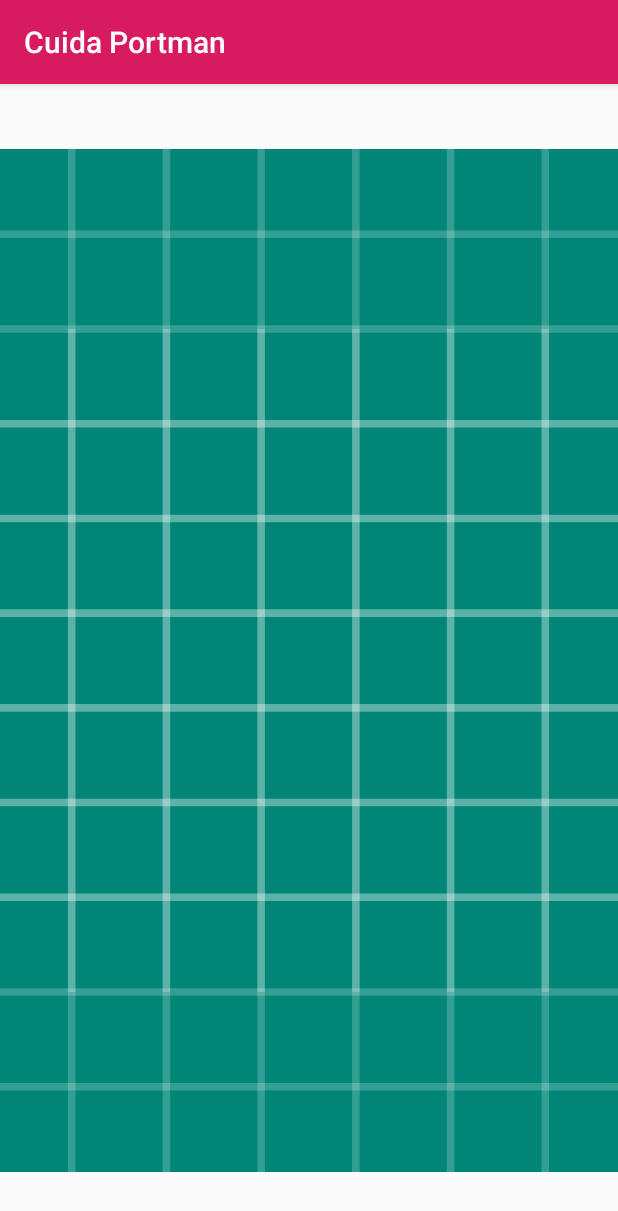
After one commit to ruffneckhk/CuidaPortman, an Android app: the FullImageActivity screen opened directly, with no data from a screen before it, on a phone screen of 412 x 824 dp. The commit adds this screen. Shown: the top 1211 px of the screen. Run offline under Robolectric (Android 15) with nearby library versions, the phone set to English and light mode, and no system bars; our stand-ins replace Picasso.

Commit message:
Volver a la activity de imagenes tras 3 segundos

```diff
--- a/app/src/main/AndroidManifest.xml
+++ b/app/src/main/AndroidManifest.xml
@@ -17,6 +17,7 @@
         android:supportsRtl="true"
         android:theme="@style/AppTheme"
         tools:ignore="GoogleAppIndexingWarning">
+        <activity android:name=".FullImageActivity"></activity>
         <activity android:name=".UploadActivity" />
         <activity android:name=".ResetPasswordActivity" />
         <activity android:name=".LoginActivity" />
--- /dev/null
+++ b/app/src/main/java/com/jorgejag/cuidaportman/FullImageActivity.java
@@ -0,0 +1,29 @@
+package com.jorgejag.cuidaportman;
+
+import androidx.appcompat.app.AppCompatActivity;
+
+import android.content.Intent;
+import android.os.Bundle;
+import android.widget.ImageView;
+
+import com.squareup.picasso.Picasso;
+
+public class FullImageActivity extends AppCompatActivity {
+
+    private ImageView fullImage;
+
+    @Override
+    protected void onCreate(Bundle savedInstanceState) {
+        super.onCreate(savedInstanceState);
+        setContentView(R.layout.activity_full_image);
+
+        fullImage = findViewById(R.id.fullImage);
+
+        Intent i = getIntent();
+        String url = i.getStringExtra("fullImage");
+
+        Picasso.get().load(url).centerCrop().placeholder(R.drawable.ic_launcher_background).into(fullImage);
+
+
+    }
+}
--- a/app/src/main/java/com/jorgejag/cuidaportman/ImageAdapter.java
+++ b/app/src/main/java/com/jorgejag/cuidaportman/ImageAdapter.java
@@ -1,6 +1,8 @@
 package com.jorgejag.cuidaportman;
 
 import android.content.Context;
+import android.content.Intent;
+import android.os.Parcelable;
 import android.view.LayoutInflater;
 import android.view.View;
 import android.view.ViewGroup;
@@ -58,7 +60,7 @@ public class ImageAdapter extends RecyclerView.Adapter <ImageAdapter.ImageViewHo
                 @Override
                 public void onClick(View v) {
                     //Hay que anadir ver la imagen en grande
-                    System.out.println("Imagen pulsada");
+                    Toast.makeText(v.getContext(), "Imagen pulsada", Toast.LENGTH_SHORT).show();
                 }
             });
         }
--- a/app/src/main/java/com/jorgejag/cuidaportman/UploadActivity.java
+++ b/app/src/main/java/com/jorgejag/cuidaportman/UploadActivity.java
@@ -77,7 +77,7 @@ public class UploadActivity extends AppCompatActivity {
         imgBtnCapture.setOnClickListener(new View.OnClickListener() {
             @Override
             public void onClick(View v) {
-                //Pedir permisos para usar la camera al usuario
+                //Pedir permisos para usar la camara al usuario
                 askCameraPermissions();
                 //Toast.makeText(ImagesActivity.this, "El boton camara ha sido utilizado", Toast.LENGTH_SHORT).show();
             }
@@ -90,6 +90,15 @@ public class UploadActivity extends AppCompatActivity {
                     Toast.makeText(UploadActivity.this, "Subida en progreso", Toast.LENGTH_SHORT).show();
                 } else {
                     uploadFile();
+                    Handler handler = new Handler();
+                    handler.postDelayed(new Runnable() {
+                        @Override
+                        public void run() {
+                            startActivity(new Intent(UploadActivity.this, ImagesActivity.class));
+                            finish();
+                        }
+                    }, 3000);
+
                 }
             }
         });
@@ -187,19 +196,11 @@ public class UploadActivity extends AppCompatActivity {
                         }
                     }, 500);
                     Toast.makeText(UploadActivity.this, "Subida completada", Toast.LENGTH_SHORT).show();
-                    /*Upload upload = new Upload(editTextComent.getText().toString().trim() + " RESOLUCION PENDIENTE",
-                            taskSnapshot.getStorage().getDownloadUrl().toString());
 
-                    //Crea un id unico
-                    String uploadId = database.push().getKey();
-                    database.child(uploadId).setValue(upload);
-
-                    */
                     Task<Uri> urlTask = taskSnapshot.getStorage().getDownloadUrl();
                     while (!urlTask.isSuccessful()) ;
                     Uri downloadUrl = urlTask.getResult();
 
-                    //Log.d(TAG, "onSuccess: firebase download url: " + downloadUrl.toString());
                     Upload upload = new Upload(editTextComent.getText().toString().trim() + " RESOLUCION PENDIENTE", downloadUrl.toString());
 
                     String uploadId = database.push().getKey();
--- /dev/null
+++ b/app/src/main/res/layout/activity_full_image.xml
@@ -0,0 +1,19 @@
+<?xml version="1.0" encoding="utf-8"?>
+<androidx.constraintlayout.widget.ConstraintLayout xmlns:android="http://schemas.android.com/apk/res/android"
+    xmlns:app="http://schemas.android.com/apk/res-auto"
+    xmlns:tools="http://schemas.android.com/tools"
+    android:layout_width="match_parent"
+    android:layout_height="match_parent"
+    tools:context=".FullImageActivity">
+
+    <ImageView
+        android:id="@+id/fullImage"
+        android:layout_width="412dp"
+        android:layout_height="682dp"
+        android:contentDescription="@string/full_image"
+        app:layout_constraintBottom_toBottomOf="parent"
+        app:layout_constraintEnd_toEndOf="parent"
+        app:layout_constraintStart_toStartOf="parent"
+        app:layout_constraintTop_toTopOf="parent"
+        app:srcCompat="@drawable/ic_launcher_background" />
+</androidx.constraintlayout.widget.ConstraintLayout>
--- a/app/src/main/res/values/strings.xml
+++ b/app/src/main/res/values/strings.xml
@@ -21,4 +21,5 @@
     <string name="realiza_una_foto">Realiza una foto</string>
     <string name="enviar_incidencia">Enviar Incidencia</string>
     <string name="fotocapturada">Foto Capturada</string>
+    <string name="full_image">full Image</string>
 </resources>
```
